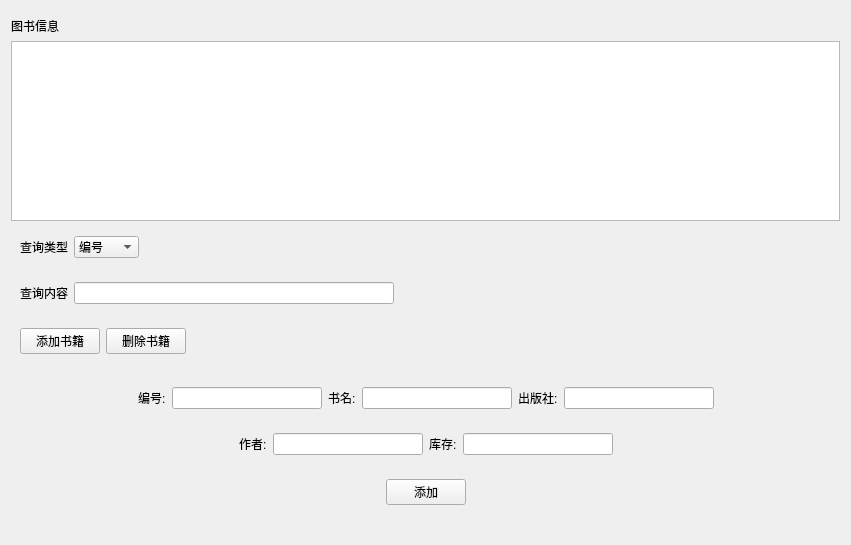
The window that LibraryManager/manager.ui (xuanlog/LibraryManager) describes before a commit, drawn with Qt 5.
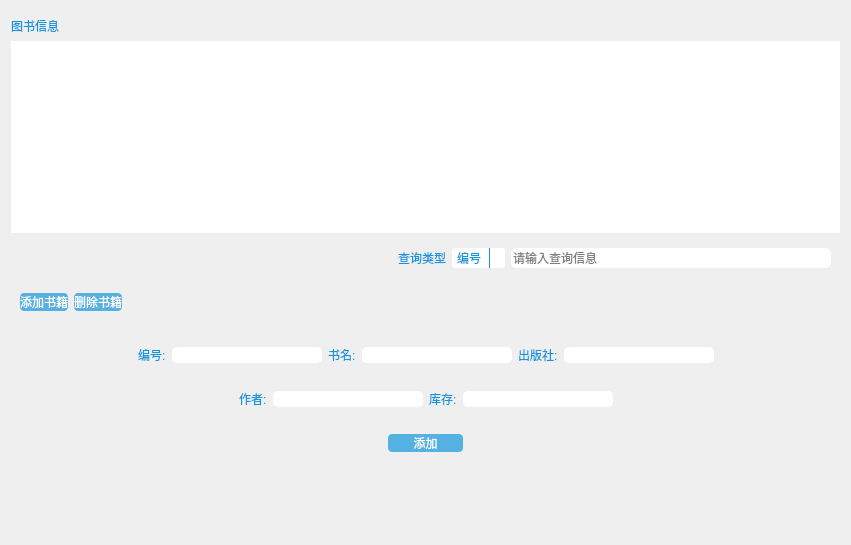
The same window after the commit. Icons and pictures are not drawn. Custom widgets are drawn as their Qt base class.

```diff
--- a/LibraryManager/manager.ui
+++ b/LibraryManager/manager.ui
@@ -13,6 +13,121 @@
   <property name="windowTitle">
    <string>Form</string>
   </property>
+  <property name="styleSheet">
+   <string notr="true">QLabel,
+QTableView,
+QComboBox
+{
+	border: none;
+	color: #1296db;
+	font: 14px &quot;微软雅黑&quot;;
+}
+
+QLabel:hover
+{
+	color: #ffffff;
+}
+
+QTableView:item:selected
+{
+	color: #1296db;
+	background: qlineargradient(spread: pad, x1: 0, y1: 0, x2: 0, y2: 1, stop: 0 #def0fe, stop: 1 #c0def6);
+}
+
+QTableView:item:hover
+{
+	background: qlineargradient(spread: pad, x1: 0, y1: 0, x2: 0, y2: 1, stop: 0 #f2f9ff, stop: 1 #daefff);
+}
+
+QTableView:item
+{
+	padding: 5px;
+	margin: 0px;
+}
+
+QScrollBar:vertical
+{
+	padding-top: 15px;
+	padding-bottom: 15px;
+	background-color: rgba(0, 0, 0, 0);
+}
+
+QScrollBar:add-line:vertical
+{
+	height: 15px;
+	width: 15px;
+	subcontrol-position: bottom;
+	subcontrol-origin: margin;
+	border-image: url(:/Images/down.png);
+}
+
+QScrollBar:add-line:vertical:pressed
+{
+	height: 15px;
+	width: 15px;
+	subcontrol-position: bottom;
+	subcontrol-origin: margin;
+	border-image: url(:/Images/down_pre.png);
+}
+
+QScrollBar:sub-line:vertical
+{
+	height: 15px;
+	width: 15px;
+	subcontrol-position: top;
+	subcontrol-origin: margin;
+	border-image: url(:/Images/up.png);
+}
+
+QScrollBar:sub-line:vertical:pressed
+{
+	height: 15px;
+	width: 15px;
+	subcontrol-position: top;
+	subcontrol-origin: margin;
+	border-image: url(:/Images/up_pre.png);
+}
+
+QScrollBar:handle:vertical
+{
+	background: #1296db;
+	width: 15px;
+}
+
+QScrollBar:handle:vertical:hover
+{
+	width: 15px;
+	background: #00aaff;
+}
+
+QLineEdit
+{
+	border: none;
+	color: #000000;
+	font: 75 14px &quot;微软雅黑&quot;;
+	border-radius: 5px;
+	selection-background-color: #def0fe;
+	selection-color: #1296db;
+}
+
+QComboBox
+{
+	border-radius: 3px;
+}
+
+QComboBox::drop-down
+{	
+	border-left-width: 1px;
+	border-left-style: solid;	
+	border-bottom-right-radius: 3px;
+	border-left-color: #1296db;
+}
+
+QComboBox:down-arrow
+{
+	image: url(:/Images/down.png);
+}</string>
+  </property>
   <layout class="QVBoxLayout" name="verticalLayout">
    <item>
     <widget class="MenuBar" name="widget_4" native="true"/>
@@ -50,6 +165,12 @@
        <verstretch>0</verstretch>
       </sizepolicy>
      </property>
+     <property name="focusPolicy">
+      <enum>Qt::NoFocus</enum>
+     </property>
+     <property name="styleSheet">
+      <string notr="true">color: #000000;</string>
+     </property>
      <property name="verticalScrollBarPolicy">
       <enum>Qt::ScrollBarAsNeeded</enum>
      </property>
@@ -79,6 +200,19 @@
    <item>
     <widget class="QWidget" name="widget" native="true">
      <layout class="QHBoxLayout" name="horizontalLayout">
+      <item>
+       <spacer name="horizontalSpacer_2">
+        <property name="orientation">
+         <enum>Qt::Horizontal</enum>
+        </property>
+        <property name="sizeHint" stdset="0">
+         <size>
+          <width>40</width>
+          <height>20</height>
+         </size>
+        </property>
+       </spacer>
+      </item>
       <item>
        <widget class="QLabel" name="queryTypeLabel">
         <property name="sizePolicy">
@@ -128,38 +262,6 @@
        </widget>
       </item>
       <item>
-       <spacer name="horizontalSpacer_2">
-        <property name="orientation">
-         <enum>Qt::Horizontal</enum>
-        </property>
-        <property name="sizeHint" stdset="0">
-         <size>
-          <width>40</width>
-          <height>20</height>
-         </size>
-        </property>
-       </spacer>
-      </item>
-     </layout>
-    </widget>
-   </item>
-   <item>
-    <widget class="QWidget" name="widget_2" native="true">
-     <layout class="QHBoxLayout" name="horizontalLayout_2">
-      <item>
-       <widget class="QLabel" name="queryContentLabel">
-        <property name="sizePolicy">
-         <sizepolicy hsizetype="Preferred" vsizetype="Preferred">
-          <horstretch>0</horstretch>
-          <verstretch>0</verstretch>
-         </sizepolicy>
-        </property>
-        <property name="text">
-         <string>查询内容</string>
-        </property>
-       </widget>
-      </item>
-      <item>
        <widget class="QLineEdit" name="queryEdit">
         <property name="sizePolicy">
          <sizepolicy hsizetype="Expanding" vsizetype="Preferred">
@@ -173,24 +275,17 @@
           <height>16777215</height>
          </size>
         </property>
+        <property name="focusPolicy">
+         <enum>Qt::StrongFocus</enum>
+        </property>
+        <property name="placeholderText">
+         <string>请输入查询信息</string>
+        </property>
         <property name="clearButtonEnabled">
-         <bool>true</bool>
+         <bool>false</bool>
         </property>
        </widget>
       </item>
-      <item>
-       <spacer name="horizontalSpacer_3">
-        <property name="orientation">
-         <enum>Qt::Horizontal</enum>
-        </property>
-        <property name="sizeHint" stdset="0">
-         <size>
-          <width>40</width>
-          <height>20</height>
-         </size>
-        </property>
-       </spacer>
-      </item>
      </layout>
     </widget>
    </item>
@@ -205,6 +300,23 @@
       </property>
       <item>
        <widget class="QPushButton" name="addButton">
+        <property name="focusPolicy">
+         <enum>Qt::NoFocus</enum>
+        </property>
+        <property name="styleSheet">
+         <string notr="true">QPushButton 
+{
+	background-color: rgba(18, 150, 219, 0.7);
+    border-radius: 4px;  
+	color: #ffffff;
+	font: 14px &quot;微软雅黑&quot;;
+}  
+
+QPushButton:pressed
+{
+	background-color: #00aaff;
+}</string>
+        </property>
         <property name="text">
          <string>添加书籍</string>
         </property>
@@ -212,6 +324,23 @@
       </item>
       <item>
        <widget class="QPushButton" name="deleteButton">
+        <property name="focusPolicy">
+         <enum>Qt::NoFocus</enum>
+        </property>
+        <property name="styleSheet">
+         <string notr="true">QPushButton 
+{
+	background-color: rgba(18, 150, 219, 0.7);
+    border-radius: 4px;  
+	color: #ffffff;
+	font: 14px &quot;微软雅黑&quot;;
+}  
+
+QPushButton:pressed
+{
+	background-color: #00aaff;
+}</string>
+        </property>
         <property name="text">
          <string>删除书籍</string>
         </property>
@@ -448,6 +577,29 @@
          </item>
          <item>
           <widget class="QPushButton" name="confirmButton">
+           <property name="minimumSize">
+            <size>
+             <width>75</width>
+             <height>0</height>
+            </size>
+           </property>
+           <property name="focusPolicy">
+            <enum>Qt::NoFocus</enum>
+           </property>
+           <property name="styleSheet">
+            <string notr="true">QPushButton 
+{
+	background-color: rgba(18, 150, 219, 0.7);
+    border-radius: 4px;  
+	color: #ffffff;
+	font: 14px &quot;微软雅黑&quot;;
+}  
+
+QPushButton:pressed
+{
+	background-color: #00aaff;
+}</string>
+           </property>
            <property name="text">
             <string>添加</string>
            </property>
```
Left out of the diff: 18 changed lines with no effect on the pictures.
